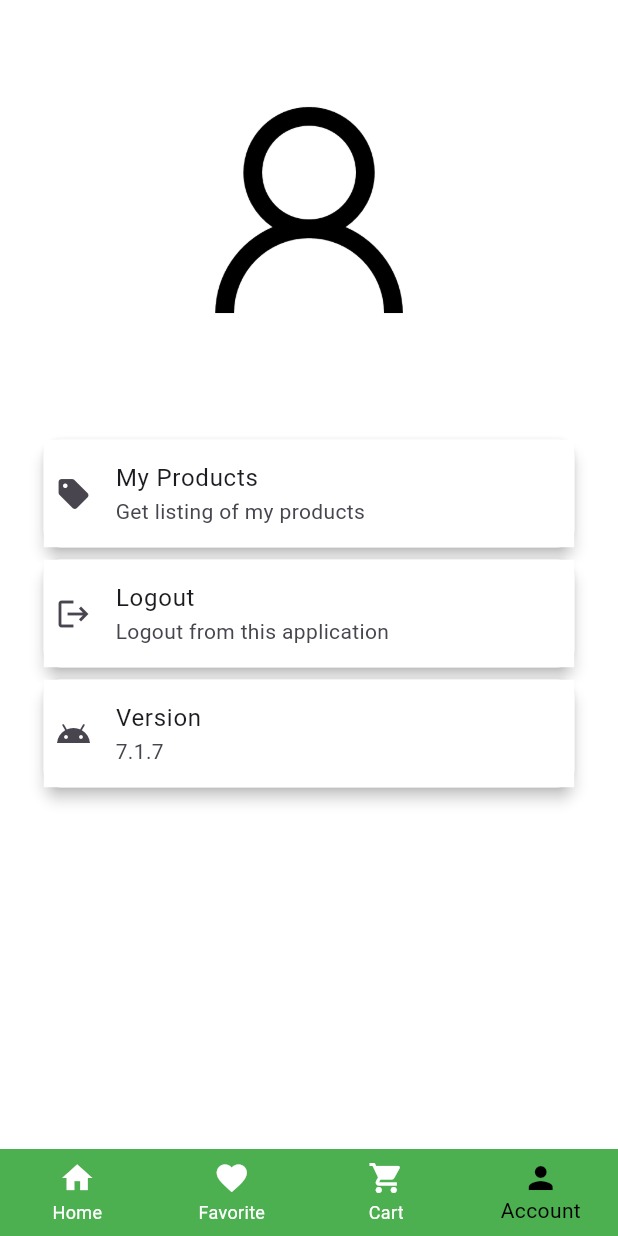
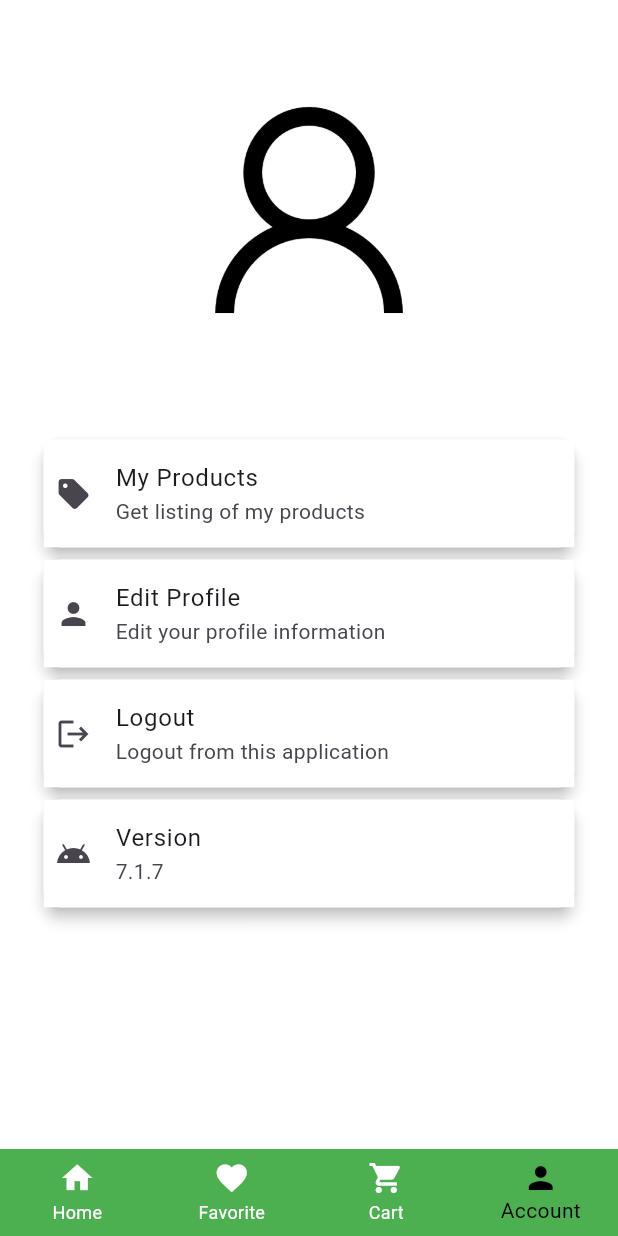
Before and after one commit to Ujjwols/Mobile_Project, a Flutter app: the DashboardScreen screen opened by its route, swiped to page 4, on a phone screen of 412 x 824 dp. Run offline on Flutter 3.47's test engine with Material 3 defaults, Android fonts, the phone set to English and light mode, and no system bars; our stand-ins replace cloud_firestore, firebase_auth, firebase_core, firebase_messaging, firebase_storage, flutter_local_notifications and 2 more; missing offline and left inert: overlay_kit; accounts and stored records are empty; network calls fail.

```diff
--- a/Ecommerce_app/lib/screens/account_screen.dart
+++ b/Ecommerce_app/lib/screens/account_screen.dart
@@ -78,12 +78,12 @@ class _AccountScreenState extends State<AccountScreen> {
               Navigator.of(context).pushNamed("/my-products");
             },
           ),
-          // makeSettings(
-          //   icon: Icon(Icons.person),
-          //   title: "Edit Profile",
-          //   subtitle: "Edit your profile information",
-          //   onTap: editProfile,
-          // ),
+          makeSettings(
+            icon: Icon(Icons.person),
+            title: "Edit Profile",
+            subtitle: "Edit your profile information",
+            onTap: editProfile,
+          ),
           makeSettings(
             icon: Icon(Icons.logout),
             title: "Logout",
```
